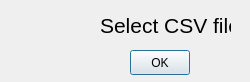
Before: the Qt Designer form Qt_Designer/emptydataframe.ui in bb305496/CSV_Weather_Dashboard, drawn with Qt 5.
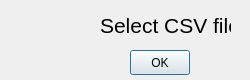
After: the same form once the commit is applied. Icons and pictures are not drawn.

Diff of the .ui file:
```diff
--- a/Qt_Designer/emptydataframe.ui
+++ b/Qt_Designer/emptydataframe.ui
@@ -7,9 +7,21 @@
     <x>0</x>
     <y>0</y>
     <width>250</width>
-    <height>82</height>
+    <height>80</height>
    </rect>
   </property>
+  <property name="minimumSize">
+   <size>
+    <width>250</width>
+    <height>80</height>
+   </size>
+  </property>
+  <property name="maximumSize">
+   <size>
+    <width>250</width>
+    <height>80</height>
+   </size>
+  </property>
   <property name="windowTitle">
    <string>Dialog</string>
   </property>
```
Left out of the diff: 6 changed lines with no effect on the pictures.
